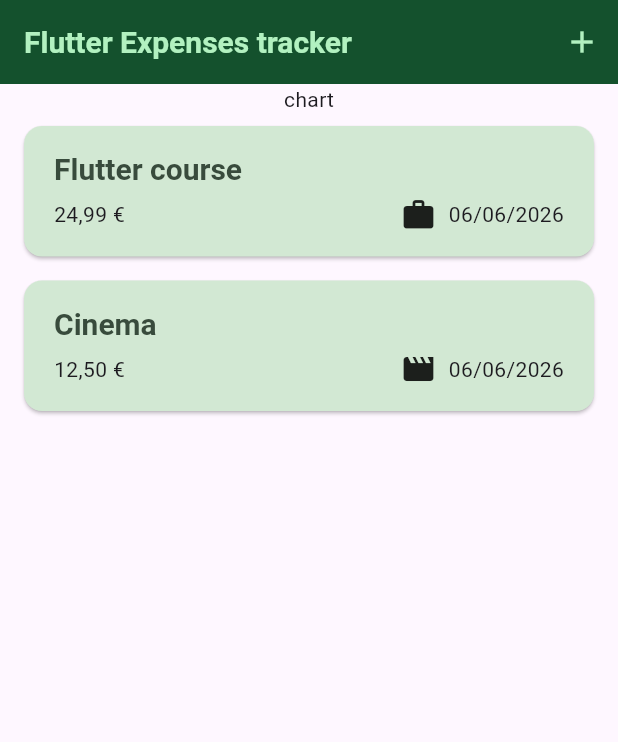
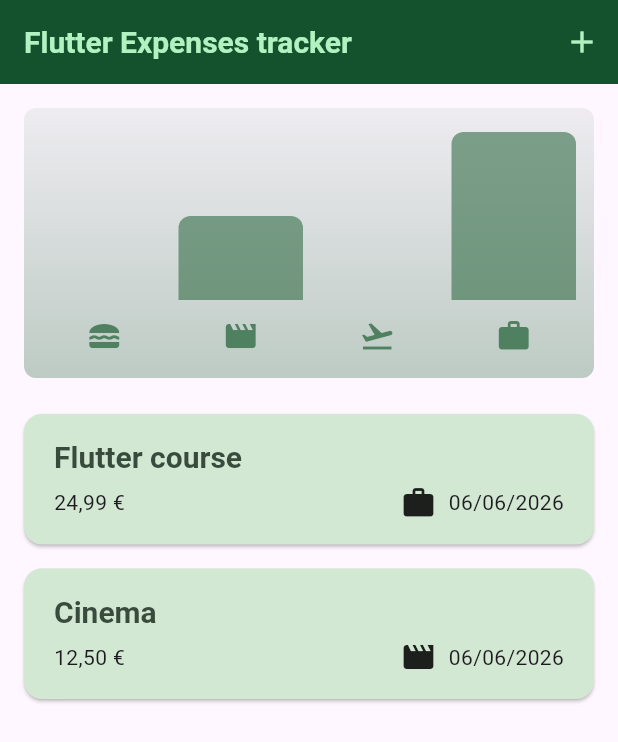
Before and after one commit to FrankFerr/flutter_course, a Flutter app: the screen it shows after launch, on a phone screen of 412 x 824 dp. Shown: the top 742 px of the screen. Run offline on Flutter 3.47's test engine with Material 3 defaults, Android fonts, the phone set to English and light mode, and no system bars; our stand-ins replace google_fonts.

Commit message:
added chart

```diff
--- a/_05_expense_tracker/lib/model/expense.dart
+++ b/_05_expense_tracker/lib/model/expense.dart
@@ -39,3 +39,27 @@
 
   Icon get categoryIcon => Icon(_categoryIcons[category]);
 }
+
+class ExpenseBucket {
+  final Category category;
+  final List<Expense> expenses;
+
+  const ExpenseBucket({required this.category, required this.expenses});
+
+  ExpenseBucket.forCategory(List<Expense> allExpenses, this.category)
+    : expenses = allExpenses
+          .where((expense) => expense.category == category)
+          .toList();
+
+  double get totalExpenses {
+    double sum = 0;
+
+    for (final Expense expense in expenses) {
+      sum += expense.amount;
+    }
+
+    return sum;
+  }
+
+  IconData get categoryIconData => _categoryIcons[category]!;
+}
--- /dev/null
+++ b/_05_expense_tracker/lib/widgets/chart/chart.dart
@@ -0,0 +1,92 @@
+import 'package:_05_expense_tracker/model/expense.dart';
+import 'package:_05_expense_tracker/widgets/chart/chart_bar.dart';
+import 'package:flutter/material.dart';
+
+class Chart extends StatelessWidget {
+  final List<Expense> expenses;
+
+  const Chart({super.key, required this.expenses});
+
+  List<ExpenseBucket> get buckets {
+    return [
+      ExpenseBucket.forCategory(expenses, Category.food),
+      ExpenseBucket.forCategory(expenses, Category.leisure),
+      ExpenseBucket.forCategory(expenses, Category.travel),
+      ExpenseBucket.forCategory(expenses, Category.work),
+    ];
+  }
+
+  double get maxTotalExpense {
+    double max = 0;
+
+    for (final bucket in buckets) {
+      max = bucket.totalExpenses > max ? bucket.totalExpenses : max;
+    }
+
+    return max;
+  }
+
+  @override
+  Widget build(BuildContext context) {
+    final isDarkMode =
+        MediaQuery.of(context).platformBrightness == Brightness.dark;
+
+    return Container(
+      width: double.infinity,
+      height: 180,
+      decoration: BoxDecoration(
+        borderRadius: BorderRadius.circular(8),
+        gradient: LinearGradient(
+          colors: [
+            Theme.of(context).colorScheme.primary.withAlpha(80),
+            Theme.of(context).colorScheme.primary.withAlpha(20),
+          ],
+          begin: Alignment.bottomCenter,
+          end: Alignment.topCenter,
+        ),
+      ),
+      margin: const EdgeInsets.all(16),
+      padding: const EdgeInsets.symmetric(vertical: 16, horizontal: 8),
+      child: Column(
+        children: [
+          Expanded(
+            child: Row(
+              crossAxisAlignment: CrossAxisAlignment.end,
+              children: [
+                for (final bucket in buckets)
+                  ChartBar(
+                    fill: bucket.totalExpenses == 0
+                        ? 0
+                        : bucket.totalExpenses / maxTotalExpense,
+                  ),
+              ],
+            ),
+          ),
+          const SizedBox(height: 12),
+          Row(
+            // mainAxisAlignment: MainAxisAlignment.spaceAround,
+            children: buckets
+                .map(
+                  (bucket) => Expanded(
+                    child: Padding(
+                      padding: const EdgeInsetsGeometry.symmetric(
+                        horizontal: 4,
+                      ),
+                      child: Icon(
+                        bucket.categoryIconData,
+                        color: isDarkMode
+                            ? Theme.of(context).colorScheme.secondary
+                            : Theme.of(
+                                context,
+                              ).colorScheme.primary.withAlpha(200),
+                      ),
+                    ),
+                  ),
+                )
+                .toList(),
+          ),
+        ],
+      ),
+    );
+  }
+}
--- /dev/null
+++ b/_05_expense_tracker/lib/widgets/chart/chart_bar.dart
@@ -0,0 +1,33 @@
+import 'package:flutter/material.dart';
+
+class ChartBar extends StatelessWidget {
+  const ChartBar({super.key, required this.fill});
+
+  final double fill;
+
+  @override
+  Widget build(BuildContext context) {
+    final isDarkMode =
+        MediaQuery.of(context).platformBrightness == Brightness.dark;
+
+    return Expanded(
+      child: Padding(
+        padding: const EdgeInsetsGeometry.symmetric(horizontal: 4),
+        child: FractionallySizedBox(
+          heightFactor: fill,
+          child: DecoratedBox(
+            decoration: BoxDecoration(
+              shape: BoxShape.rectangle,
+              borderRadius: const BorderRadius.vertical(
+                top: Radius.circular(8),
+              ),
+              color: isDarkMode
+                  ? Theme.of(context).colorScheme.secondary
+                  : Theme.of(context).colorScheme.primary.withAlpha(150),
+            ),
+          ),
+        ),
+      ),
+    );
+  }
+}
--- a/_05_expense_tracker/lib/widgets/expense/expenses.dart
+++ b/_05_expense_tracker/lib/widgets/expense/expenses.dart
@@ -1,3 +1,4 @@
+import 'package:_05_expense_tracker/widgets/chart/chart.dart';
 import 'package:_05_expense_tracker/widgets/expense/expenses_list/expenses_list.dart';
 import 'package:_05_expense_tracker/model/expense.dart';
 import 'package:_05_expense_tracker/widgets/expense/new_expense.dart';
@@ -42,7 +43,7 @@
       ),
       body: Column(
         children: [
-          const Text('chart'),
+          Chart(expenses: _registeredExpenses),
           Expanded(
             child: ExpensesList(
               expenses: _registeredExpenses,
```
